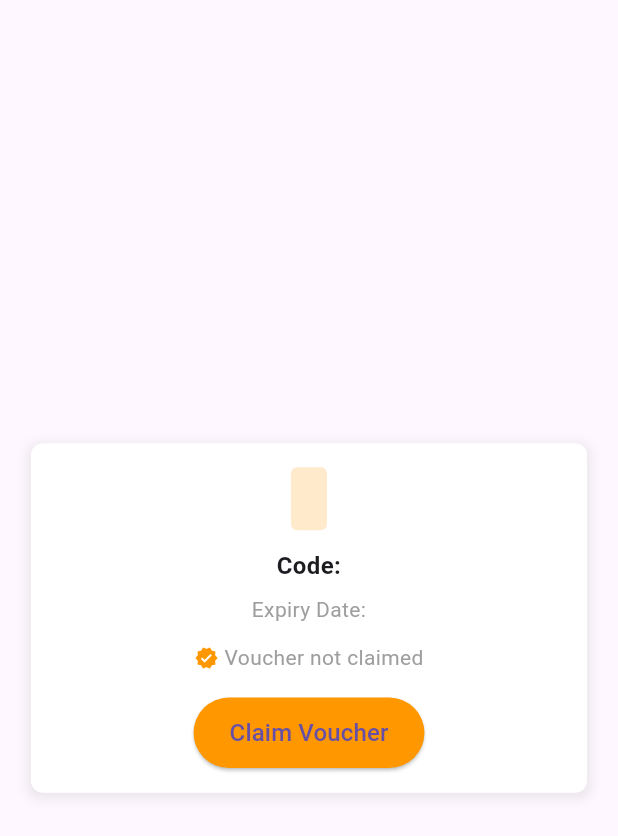
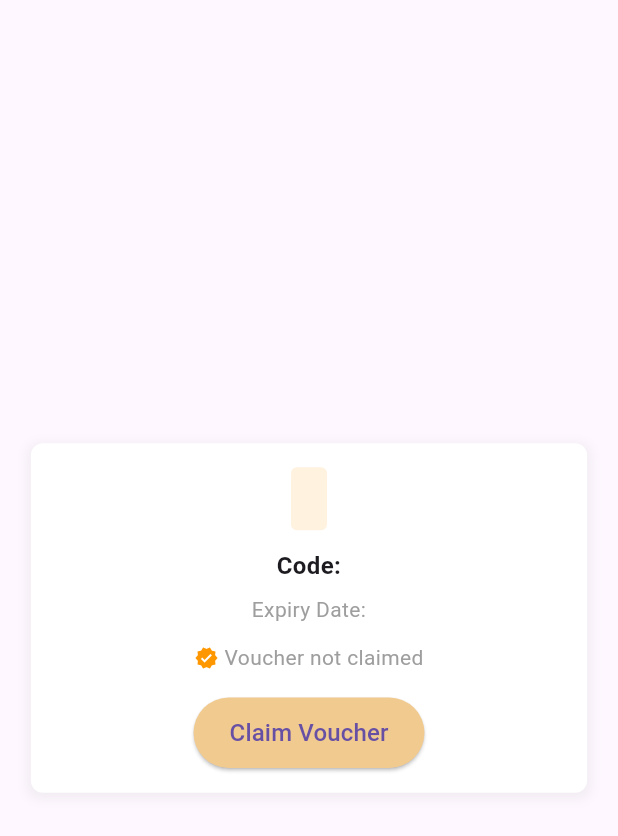
Before and after one commit to pbp-gasal2024-e08/ajeg-mobile, a Flutter app: the VoucherCard widget shown alone on an empty page, opened directly with empty values, on a phone screen of 412 x 824 dp. Shown: the top 836 px of the screen. Run offline on Flutter 3.47's test engine with Material 3 defaults, Android fonts, the light colour scheme and no system bars; missing offline and left inert: pbp_django_auth.

Commit message:
Vouchers final

```diff
--- a/lib/models/voucher.dart
+++ b/lib/models/voucher.dart
@@ -130,6 +130,7 @@ class Fields {
 }
 
 enum Model {
+    // ignore: constant_identifier_names
     VOUCHERS_VOUCHER
 }
 
--- a/lib/screens/list_voucher.dart
+++ b/lib/screens/list_voucher.dart
@@ -2,7 +2,6 @@ import 'package:flutter/material.dart';
 import '../models/voucher.dart';
 import 'package:pbp_django_auth/pbp_django_auth.dart';
 import 'package:provider/provider.dart';
-import '../widgets/left_drawer.dart';
 
 class VoucherCard extends StatelessWidget {
   final String code;
@@ -11,12 +10,12 @@ class VoucherCard extends StatelessWidget {
   final bool isClaimed;
 
   const VoucherCard({
-    Key? key,
+    super.key,
     required this.code,
     required this.discount,
     required this.expiryDate,
     required this.isClaimed,
-  }) : super(key: key);
+  });
 
   @override
   Widget build(BuildContext context) {
@@ -31,7 +30,7 @@ class VoucherCard extends StatelessWidget {
           borderRadius: BorderRadius.circular(8.0),
           boxShadow: [
             BoxShadow(
-              color: Colors.grey.withOpacity(0.2),
+              color: Colors.grey.withAlpha(33),
               spreadRadius: 2,
               blurRadius: 6,
               offset: const Offset(0, 2),
@@ -48,7 +47,7 @@ class VoucherCard extends StatelessWidget {
               padding:
                   const EdgeInsets.symmetric(vertical: 8.0, horizontal: 12.0),
               decoration: BoxDecoration(
-                color: Colors.orange.withOpacity(0.2),
+                color: Colors.orange.withAlpha(33),
                 borderRadius: BorderRadius.circular(4.0),
               ),
               child: Text(
@@ -114,22 +113,26 @@ class VoucherCard extends StatelessWidget {
                           {},
                         );
 
+                        if (!context.mounted) return;
+
                         if (response['status'] == 'success') {
                           ScaffoldMessenger.of(context).showSnackBar(
                             SnackBar(
-                              content: Text('Voucher $code claimed successfully!'),
+                              content:
+                                  Text('Voucher $code claimed successfully!'),
                             ),
                           );
                         } else {
                           ScaffoldMessenger.of(context).showSnackBar(
                             SnackBar(
-                              content: Text('Failed to claim voucher: ${response['message']}'),
+                              content: Text(
+                                  'Failed to claim voucher: ${response['message']}'),
                             ),
                           );
                         }
                       },
                 style: ElevatedButton.styleFrom(
-                  backgroundColor: Colors.orange,
+                  backgroundColor: const Color.fromARGB(255, 241, 202, 144),
                   disabledBackgroundColor: Colors.grey[300],
                   padding:
                       const EdgeInsets.symmetric(horizontal: 24, vertical: 12),
@@ -180,7 +183,6 @@ class _VoucherPageState extends State<VoucherPage> {
       appBar: AppBar(
         title: const Text('My Discounts'),
       ),
-      drawer: const LeftDrawer(),
       body: FutureBuilder<List<Voucher>>(
         future: fetchVoucher(request),
         builder: (context, AsyncSnapshot<List<Voucher>> snapshot) {
```
